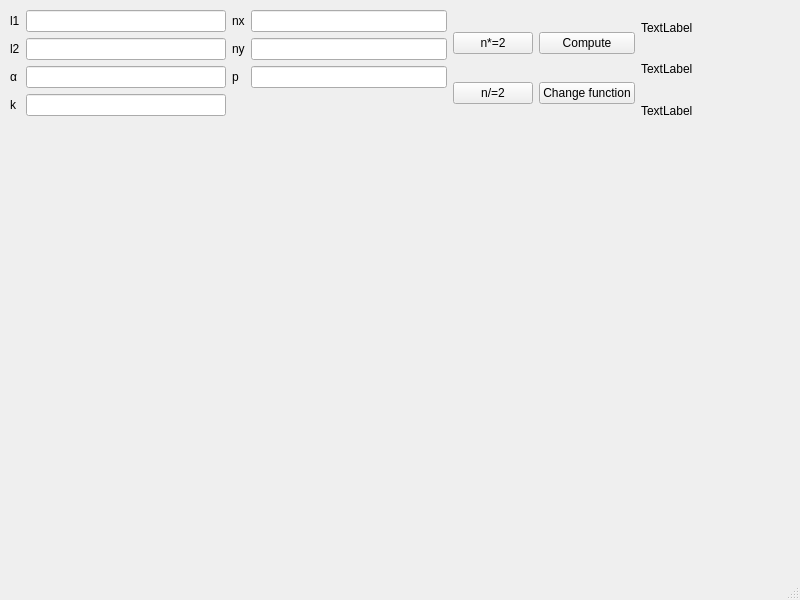
First picture: the form in mainwindow.ui, repository LoggerHead22/3d-gui, before the edit.
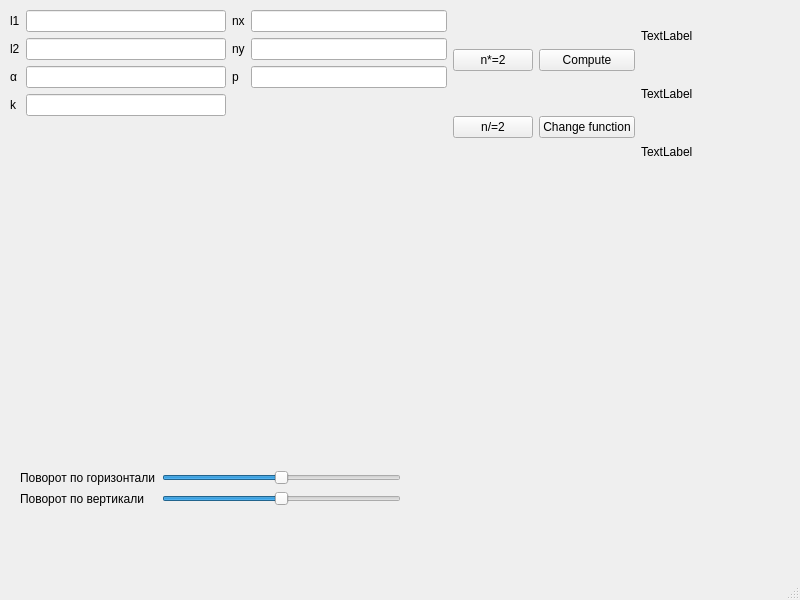
Second picture: the form after the edit.

Commit message: add camera sliders

Patch:
```diff
--- a/mainwindow.ui
+++ b/mainwindow.ui
@@ -20,7 +20,7 @@
       <x>10</x>
       <y>10</y>
       <width>731</width>
-      <height>118</height>
+      <height>168</height>
      </rect>
     </property>
     <layout class="QHBoxLayout" name="horizontalLayout">
@@ -177,6 +177,58 @@
      </item>
     </layout>
    </widget>
+   <widget class="QWidget" name="formLayoutWidget">
+    <property name="geometry">
+     <rect>
+      <x>20</x>
+      <y>470</y>
+      <width>381</width>
+      <height>80</height>
+     </rect>
+    </property>
+    <layout class="QFormLayout" name="formLayout_3">
+     <item row="0" column="0">
+      <widget class="QLabel" name="label_2">
+       <property name="text">
+        <string>Поворот по горизонтали</string>
+       </property>
+      </widget>
+     </item>
+     <item row="0" column="1">
+      <widget class="QSlider" name="horizontalSlider">
+       <property name="minimum">
+        <number>-90</number>
+       </property>
+       <property name="maximum">
+        <number>90</number>
+       </property>
+       <property name="orientation">
+        <enum>Qt::Horizontal</enum>
+       </property>
+      </widget>
+     </item>
+     <item row="1" column="0">
+      <widget class="QLabel" name="label_3">
+       <property name="text">
+        <string>Поворот по вертикали</string>
+       </property>
+      </widget>
+     </item>
+     <item row="1" column="1">
+      <widget class="QSlider" name="verticalSlider">
+       <property name="minimum">
+        <number>-90</number>
+       </property>
+       <property name="maximum">
+        <number>90</number>
+       </property>
+       <property name="orientation">
+        <enum>Qt::Horizontal</enum>
+       </property>
+      </widget>
+     </item>
+    </layout>
+   </widget>
   </widget>
   <widget class="QMenuBar" name="menubar">
    <property name="geometry">
```
Left out of the diff: 8 changed lines with no effect on the pictures. The commit also changes 1 other file.
